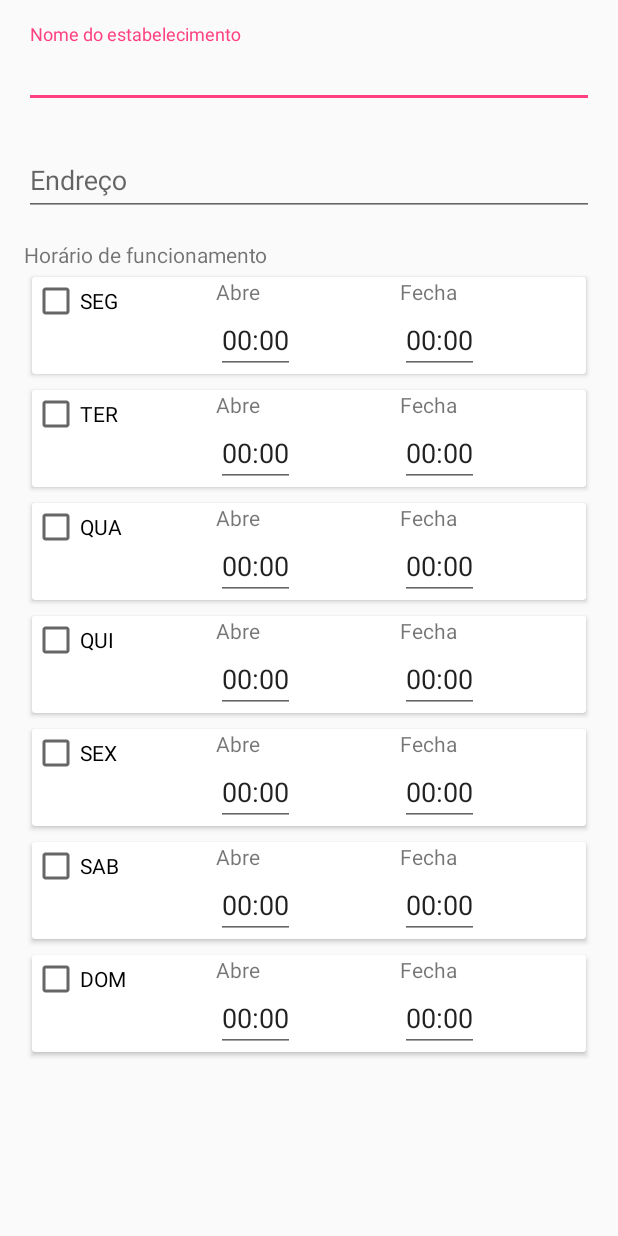
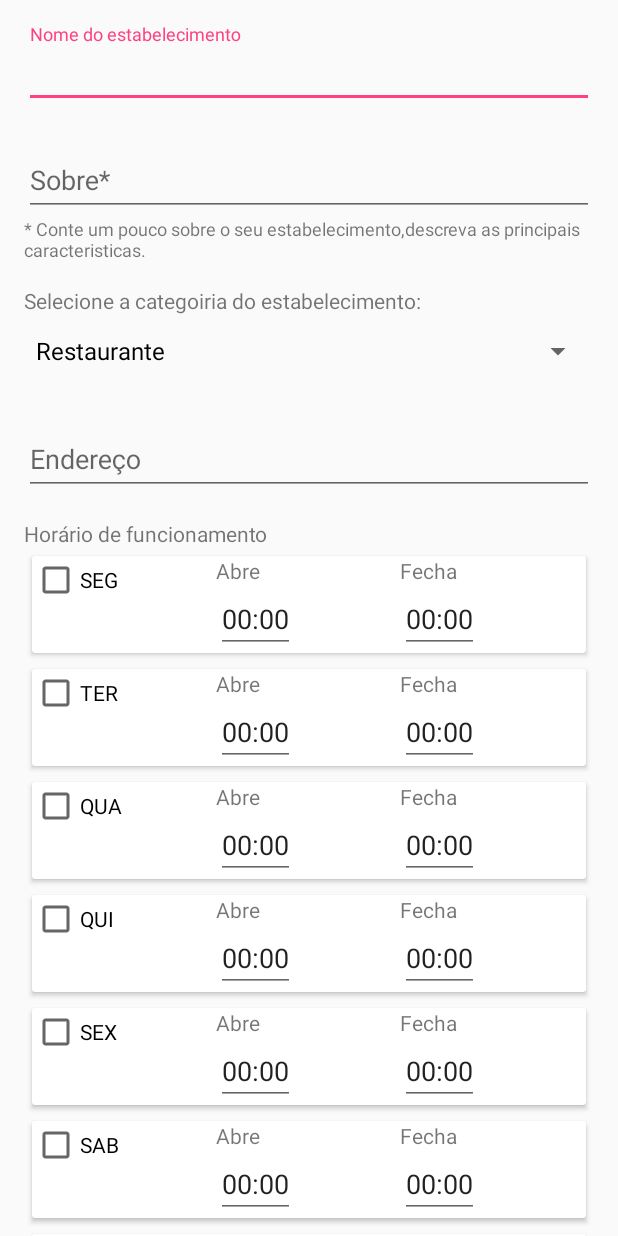
Before and after one commit to Headtrap/paygen-manager-android, an Android app: the screen it shows after launch (RegisterActivity), on a phone screen of 412 x 824 dp. Run offline under Robolectric (Android 15) with nearby library versions, the phone set to English and light mode, and no system bars; our stand-ins replace RxJava; libraries missing offline, so code that uses them is left out: com.crashlytics.android, com.firebase.ui.

```diff
--- a/app/src/main/java/com/pineconeapps/paygenmanager/PaygenApplication.kt
+++ b/app/src/main/java/com/pineconeapps/paygenmanager/PaygenApplication.kt
@@ -1,6 +1,7 @@
 package com.pineconeapps.paygenmanager
 
 import android.app.Application
+import android.content.Context
 import com.pineconeapps.paygenmanager.util.UserInfo
 
 
@@ -8,15 +9,22 @@ val prefs: UserInfo by lazy {
     PaygenApplication.prefs
 }
 
-class PaygenApplication : Application(){
+class PaygenApplication : Application() {
 
     companion object {
         lateinit var prefs: UserInfo
+        private var instance: PaygenApplication? = null
+
+        fun applicationContext() : Context {
+            return instance!!.applicationContext
+        }
     }
 
     override fun onCreate() {
         super.onCreate()
+        instance = this
         prefs = UserInfo(applicationContext)
 
     }
+
 }
--- a/app/src/main/java/com/pineconeapps/paygenmanager/activity/RegisterActivity.kt
+++ b/app/src/main/java/com/pineconeapps/paygenmanager/activity/RegisterActivity.kt
@@ -5,14 +5,15 @@ import android.app.TimePickerDialog
 import android.content.Intent
 import android.os.Bundle
 import android.text.format.DateFormat
+import android.widget.ArrayAdapter
 import android.widget.EditText
 import android.widget.TimePicker
 import com.google.android.gms.common.GooglePlayServicesNotAvailableException
 import com.google.android.gms.common.GooglePlayServicesRepairableException
 import com.google.android.gms.location.places.ui.PlaceAutocomplete
 import com.pineconeapps.paygenmanager.R
+import com.pineconeapps.paygenmanager.entity.Provider
 import kotlinx.android.synthetic.main.activity_register.*
-import java.time.format.DateTimeFormatter
 import java.util.*
 
 
@@ -22,9 +23,31 @@ class RegisterActivity : BaseActivity() {
         super.onCreate(savedInstanceState)
         setContentView(R.layout.activity_register)
 
+        spTypes.adapter = ArrayAdapter<Provider.Type>(this, android.R.layout.simple_spinner_dropdown_item, Provider.Type.values())
+
+
         tvAddress.setOnClickListener { getPlaces() }
-        etAbreSeg.setOnClickListener { getOpenTime(this.etAbreSeg) }
-        etFechaSeg.setOnClickListener { getOpenTime(this.etFechaSeg) }
+
+        etAbreSeg.setOnClickListener { getOpenTime(etAbreSeg) }
+        etFechaSeg.setOnClickListener { getOpenTime(etFechaSeg) }
+
+        etAbreTer.setOnClickListener { getOpenTime(etAbreTer) }
+        etFechaTer.setOnClickListener { getOpenTime(etFechaTer) }
+
+        etAbreQua.setOnClickListener { getOpenTime(etAbreQua) }
+        etFechaQua.setOnClickListener { getOpenTime(etFechaQua) }
+
+        etAbreQui.setOnClickListener { getOpenTime(etAbreQui) }
+        etFechaQui.setOnClickListener { getOpenTime(etFechaQui) }
+
+        etAbreSex.setOnClickListener { getOpenTime(etAbreSex) }
+        etFechaSex.setOnClickListener { getOpenTime(etFechaSex) }
+
+        etAbreSab.setOnClickListener { getOpenTime(etAbreSab) }
+        etFechaSab.setOnClickListener { getOpenTime(etFechaSab) }
+
+        etAbreDom.setOnClickListener { getOpenTime(etAbreDom) }
+        etFechaDom.setOnClickListener { getOpenTime(etFechaDom) }
     }
 
     private fun getPlaces() {
@@ -73,4 +96,5 @@ class RegisterActivity : BaseActivity() {
         }, hour, minute,
                 DateFormat.is24HourFormat(getActivity())).show()
     }
+
 }
--- a/app/src/main/java/com/pineconeapps/paygenmanager/entity/Provider.kt
+++ b/app/src/main/java/com/pineconeapps/paygenmanager/entity/Provider.kt
@@ -1,6 +1,8 @@
 package com.pineconeapps.paygenmanager.entity
 
 import com.example.gustavobatista.paygen.entity.Lobby
+import com.pineconeapps.paygenmanager.PaygenApplication
+import com.pineconeapps.paygenmanager.R
 
 
 /**
@@ -22,9 +24,14 @@ class Provider(val type: Type,
         ACTIVE
     }
 
-    enum class Type {
-        RESTAURANT,
-        HAMBURGUER,
-        PIZZA
+    enum class Type(var stringRes: Int) {
+        RESTAURANT(R.string.restaurant),
+        HAMBURGUER(R.string.hamburguer),
+        PIZZA(R.string.pizza);
+
+        override fun toString(): String {
+            return PaygenApplication.applicationContext().getString(stringRes)
+        }
     }
+
 }
--- a/app/src/main/res/layout/activity_register.xml
+++ b/app/src/main/res/layout/activity_register.xml
@@ -31,6 +31,42 @@
 
             </android.support.design.widget.TextInputLayout>
 
+            <android.support.design.widget.TextInputLayout
+                android:layout_width="match_parent"
+                android:layout_height="wrap_content"
+                android:layout_marginTop="@dimen/activity_vertical_margin">
+
+                <android.support.design.widget.TextInputEditText
+                    android:id="@+id/tvAbout"
+                    android:layout_width="match_parent"
+                    android:layout_height="wrap_content"
+                    android:hint="@string/label_about_desc" />
+
+            </android.support.design.widget.TextInputLayout>
+
+            <TextView
+                android:layout_width="wrap_content"
+                android:layout_height="wrap_content"
+                android:text="@string/disclaimer_about"
+                android:textSize="12sp" />
+
+
+            <android.support.design.widget.TextInputLayout
+                android:layout_width="match_parent"
+                android:layout_height="wrap_content"
+                android:layout_marginTop="@dimen/activity_vertical_margin">
+
+                <TextView
+                    android:text="@string/disclaimer_type"
+                    android:layout_width="wrap_content"
+                    android:layout_height="wrap_content" />
+
+                <Spinner
+                    android:id="@+id/spTypes"
+                    android:layout_width="match_parent"
+                    android:layout_height="wrap_content" />
+
+            </android.support.design.widget.TextInputLayout>
 
             <android.support.design.widget.TextInputLayout
                 android:layout_width="match_parent"
@@ -431,6 +467,7 @@
                     </LinearLayout>
 
                 </android.support.v7.widget.CardView>
+
                 <android.support.v7.widget.CardView
                     android:layout_width="match_parent"
                     android:layout_height="wrap_content"
@@ -496,6 +533,15 @@
 
             </LinearLayout>
 
+            <Button
+                android:layout_marginTop="@dimen/activity_vertical_margin"
+                android:id="@+id/btRegister"
+                android:text="@string/label_register"
+                android:textColor="@color/white"
+                android:backgroundTint="@color/green_400"
+                android:layout_width="match_parent"
+                android:layout_height="@dimen/button_height" />
+
         </LinearLayout>
 
     </ScrollView>
--- a/app/src/main/res/values/dimens.xml
+++ b/app/src/main/res/values/dimens.xml
@@ -6,5 +6,6 @@
     <dimen name="nav_header_height">176dp</dimen>
     <dimen name="fab_margin">16dp</dimen>
     <dimen name="item_label">18sp</dimen>
+    <dimen name="button_height">60dp</dimen>
 
 </resources>
--- a/app/src/main/res/values/strings.xml
+++ b/app/src/main/res/values/strings.xml
@@ -34,7 +34,7 @@
     <string name="warning_empty_fields">Preencha todos os campos</string>
     <string name="title_register">Cadastro</string>
     <string name="label_provider_name">Nome do estabelecimento</string>
-    <string name="label_address">Endreço</string>
+    <string name="label_address">Endereço</string>
     <string name="label_open_hours">Horário de funcionamento</string>
     <string name="label_abre">Abre</string>
     <string name="label_fecha">Fecha</string>
@@ -46,4 +46,11 @@
     <string name="label_friday">SEX</string>
     <string name="label_saturday">SAB</string>
     <string name="label_sunday">DOM</string>
+    <string name="label_about_desc">Sobre*</string>
+    <string name="disclaimer_about">* Conte um pouco sobre o seu estabelecimento,descreva as principais caracteristicas.</string>
+    <string name="restaurant">Restaurante</string>
+    <string name="hamburguer">Hamburgueria</string>
+    <string name="pizza">Pizzaria</string>
+    <string name="disclaimer_type">Selecione a categoiria do estabelecimento:</string>
+    <string name="label_register">Cadastrar</string>
 </resources>
```
